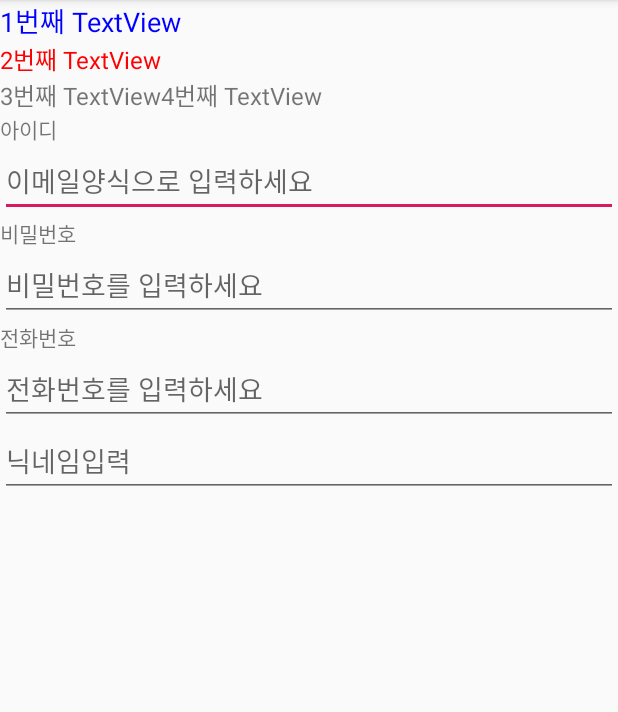
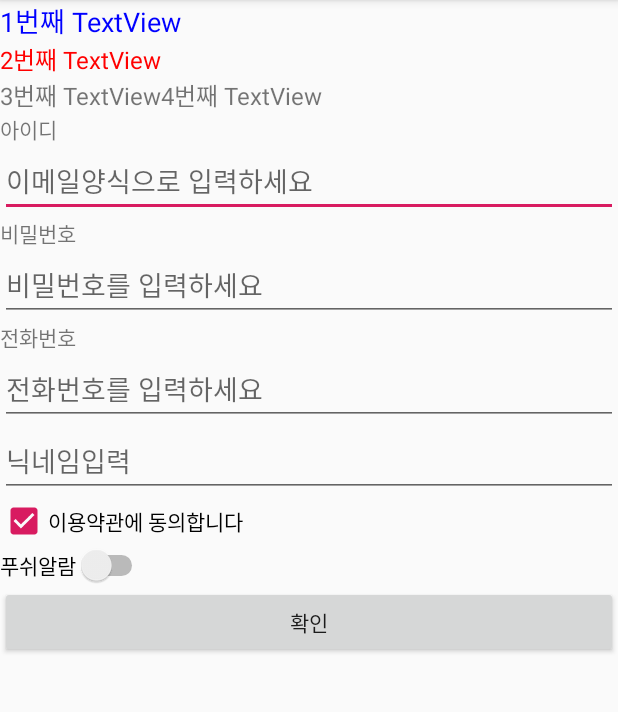
Before and after one commit to DdoniLaurent/20191029UIPractice, an Android app: the screen it shows after launch (MainActivity), on a phone screen of 412 x 824 dp, the part 84-796 px from its top. Run offline under Robolectric (Android 15) with nearby library versions, the phone set to English and light mode, and no system bars.

Commit message:
Button 사용법 연습

```diff
--- a/app/src/main/res/layout/activity_main.xml
+++ b/app/src/main/res/layout/activity_main.xml
@@ -74,6 +74,21 @@
 
 
 
+    <CheckBox
+        android:checked="true"
+        android:text="이용약관에 동의합니다"
+        android:layout_width="wrap_content"
+        android:layout_height="wrap_content"/>
+
+    <Switch
+        android:text="푸쉬알람"
+        android:layout_width="wrap_content"
+        android:layout_height="wrap_content"/>
+
+    <Button
+        android:text="확인"
+        android:layout_width="match_parent"
+        android:layout_height="wrap_content"/>
 
 
 
```
